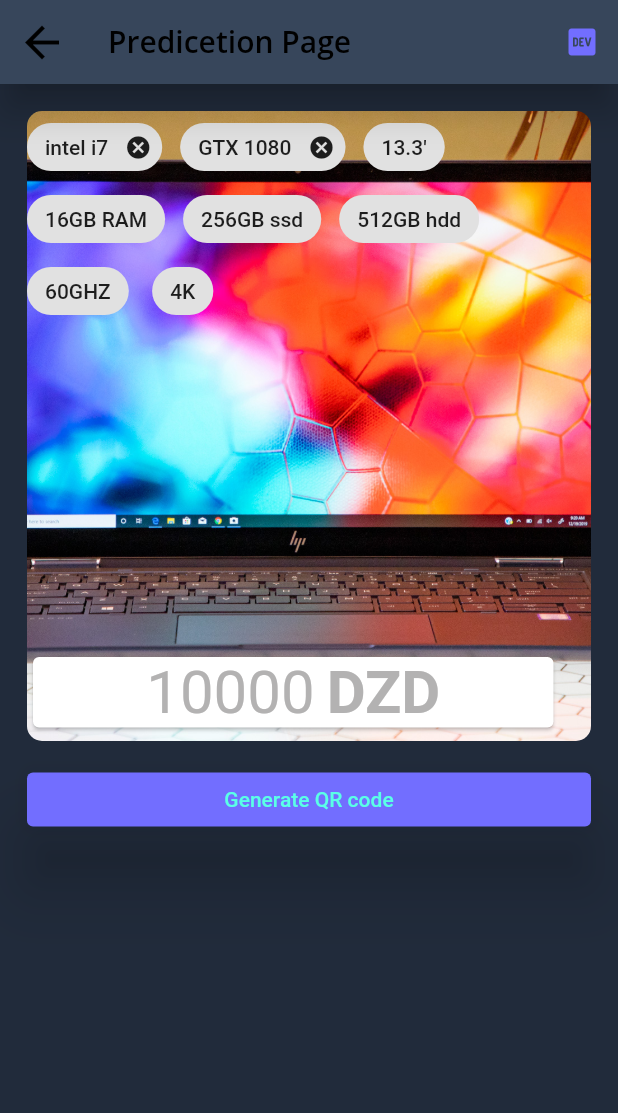
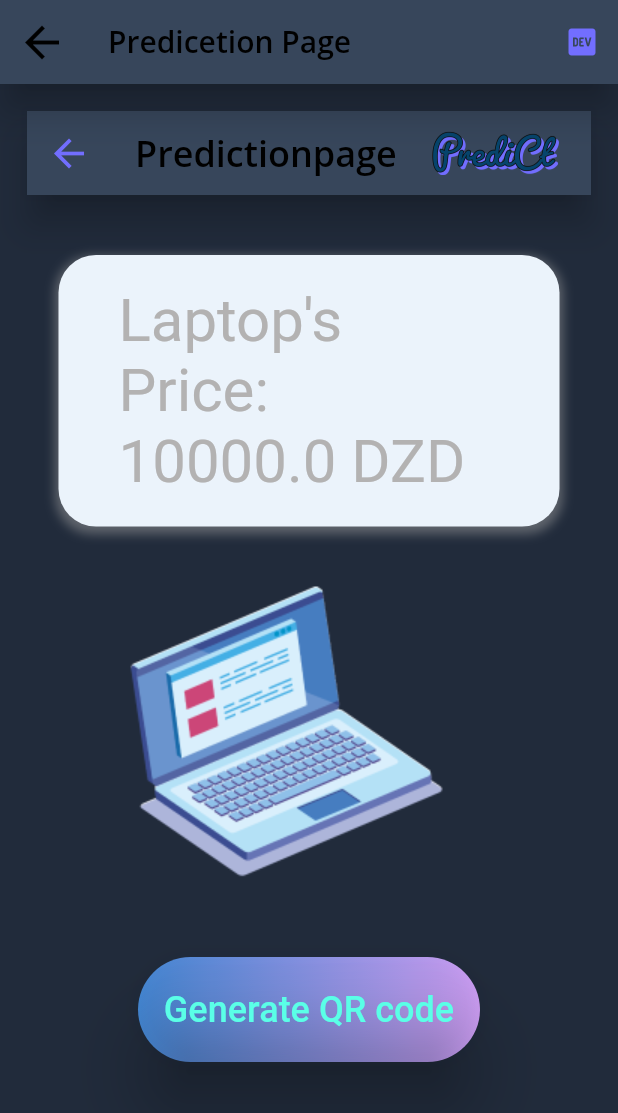
Before and after one commit to halladj/Predict, a Flutter app: the Prediction screen opened by its route, on a phone screen of 412 x 824 dp. Shown: the top 1113 px of the screen. Run offline on Flutter 3.47's test engine with Material 2 defaults, Android fonts, the light colour scheme and no system bars; our stand-ins replace bloc, dio, equatable, flutter_bloc, flutter_hex_color, flutter_hooks and 6 more; missing offline and left inert: flow_builder, qr_code_scanner; accounts and stored records are empty; statements that could not run were skipped.

Commit message:
fully working predictions + predition page is good now

```diff
--- a/lib/components/prediction_card.dart
+++ b/lib/components/prediction_card.dart
@@ -1,143 +1,97 @@
 import "package:flutter/material.dart";
+import 'package:flutter_hex_color/flutter_hex_color.dart';
 import 'package:proto/components/components.dart';
 import "package:proto/prediction_form/model/pc.model.dart";
 
 class PredictionCard extends StatelessWidget {
   const PredictionCard({Key? key, required this.price}) : super(key: key);
-  final int price;
+  final double price;
 
   @override
   Widget build(BuildContext context) {
     return SingleChildScrollView(
-      child: ListView(shrinkWrap: true, children: [
-        Container(
-          constraints: const BoxConstraints.expand(
-            width: 350,
-            height: 420,
+      child: Column(
+          mainAxisAlignment: MainAxisAlignment.spaceAround,
+          crossAxisAlignment: CrossAxisAlignment.center,
+          children: [
+            AppBar(
+              leading: IconButton(
+                  icon: const Icon(Icons.arrow_back, size: 30),
+                  onPressed: () {
+                    Navigator.pushReplacementNamed(context, "/");
+                  }),
+              title:
+                  const Text("Predictionpage", style: TextStyle(fontSize: 24)),
+              actions: [
+                Padding(
+                  padding: EdgeInsets.fromLTRB(0, 0, 20, 0),
+                  child: Tab(
+                    icon: Image.asset(
+                      "assets/logo3.png",
+                      width: 90,
+                      height: 90,
                     ),
-          decoration: const BoxDecoration(
-            image: DecorationImage(
-                image: AssetImage("assets/pc.jpeg"), fit: BoxFit.cover),
-            borderRadius: BorderRadius.all(Radius.circular(10.0)),
                   ),
-          child: Stack(
-            children: [
-              //add dark overlay boxDecoratoin
-              Container(
-                decoration: const BoxDecoration(
-                    //color: Colors.black.withOpacity(0.6),
-                    borderRadius: BorderRadius.all(Radius.circular(10.0))),
-              ),
-              //add container ,column, icon and text
-
-              //add widget with chip widget
-              //Center(
-              //child:
-              Wrap(
-                alignment: WrapAlignment.start,
-                spacing: 12,
-                children: [
-                  Chip(
-                    label: const Text(
-                      "intel i7",
-                      //style: FooderlichTheme.darkTextTheme.bodyText1,
-                    ),
-                    backgroundColor: Colors.black.withOpacity(0.1),
-                    onDeleted: () {
-                      print("deleted");
-                    },
-                  ),
-                  Chip(
-                    label: const Text(
-                      "GTX 1080",
-                      //style: FooderlichTheme.darkTextTheme.bodyText1,
-                    ),
-                    backgroundColor: Colors.black.withOpacity(0.1),
-                    onDeleted: () {
-                      print("deleted");
-                    },
-                  ),
-                  Chip(
-                    label: const Text(
-                      "13.3'",
-                      //style: FooderlichTheme.darkTextTheme.bodyText1,
-                    ),
-                    backgroundColor: Colors.black.withOpacity(0.1),
-                  ),
-                  Chip(
-                    label: const Text(
-                      "16GB RAM",
-                      //style: FooderlichTheme.darkTextTheme.bodyText1,
-                    ),
-                    backgroundColor: Colors.black.withOpacity(0.1),
-                  ),
-                  Chip(
-                    label: const Text(
-                      "256GB ssd",
-                      //style: FooderlichTheme.darkTextTheme.bodyText1,
-                    ),
-                    backgroundColor: Colors.black.withOpacity(0.1),
-                  ),
-                  Chip(
-                    label: const Text(
-                      "512GB hdd",
-                      //style: FooderlichTheme.darkTextTheme.bodyText1,
-                    ),
-                    backgroundColor: Colors.black.withOpacity(0.1),
-                  ),
-                  Chip(
-                    label: const Text(
-                      "60GHZ",
-                      //style: FooderlichTheme.darkTextTheme.bodyText1,
-                    ),
-                    backgroundColor: Colors.black.withOpacity(0.1),
-                  ),
-                  Chip(
-                    label: const Text(
-                      "4K",
-                      //style: FooderlichTheme.darkTextTheme.bodyText1,
-                    ),
-                    backgroundColor: Colors.black.withOpacity(0.1),
                 ),
               ],
             ),
-              //),
-              Positioned(
-                width: 355,
-                child: Card(
-                  child: Row(
-                    mainAxisAlignment: MainAxisAlignment.center,
+            Padding(
+              padding: const EdgeInsets.symmetric(vertical: 40, horizontal: 0),
+              child: Column(
                 children: [
-                      Text(
-                        price.toString(),
-                        style: TextStyle(fontSize: 40.0),
+                  Container(
+                      constraints: const BoxConstraints(minHeight: 160),
+                      margin: const EdgeInsets.fromLTRB(21, 0, 21, 0),
+                      decoration: BoxDecoration(
+                        boxShadow: [
+                          BoxShadow(
+                            color: Colors.grey.withOpacity(0.5),
+                            spreadRadius: 2,
+                            blurRadius: 5,
+                            offset: const Offset(
+                                0, 3), // changes position of shadow
                           ),
-                      const SizedBox(
-                        width: 8.0,
+                        ],
+                        color: HexColor("#ebf3fb"),
+                        borderRadius: BorderRadius.circular(25.0),
                       ),
-                      const Text(
-                        "DZD",
-                        style: TextStyle(
-                            fontSize: 40.0, fontWeight: FontWeight.bold),
-                      )
-                    ],
-                  ),
-                ),
-                bottom: 5,
-              )
-            ],
-          ),
-        ),
-        const SizedBox(
-          height: 15,
-        ),
-        ElevatedButton(
+                      child: Padding(
+                        padding: const EdgeInsets.fromLTRB(40, 20, 40, 20),
+                        child: Text("Laptop's Price: \n${price.toString()} DZD",
+                            style: const TextStyle(fontSize: 40)),
+                      )),
+                  const Image(image: AssetImage("assets/laptop2.png")),
+                  const SizedBox(height: 20),
+                  Container(
+                    width: 228,
+                    height: 70,
+                    decoration: BoxDecoration(
+                        borderRadius:
+                            const BorderRadius.all(Radius.circular(80)),
+                        gradient: LinearGradient(colors: [
+                          HexColor("#4589D7"),
+                          HexColor("#D0A0F7")
+                        ])),
+                    child: ElevatedButton(
+                        style: ButtonStyle(
+                            backgroundColor: MaterialStateProperty.all<Color>(
+                                Colors.transparent),
+                            shape: MaterialStateProperty.all<
+                                RoundedRectangleBorder>(RoundedRectangleBorder(
+                              borderRadius: BorderRadius.circular(80.0),
+                            ))),
                         onPressed: () {
                           Navigator.pushNamed(context, "/generatedQR");
                         },
-            child: const Text("Generate QR code"))
+                        child: const Text(
+                          "Generate QR code",
+                          style: TextStyle(fontSize: 24),
+                        )),
+                  ),
+                ],
+              ),
+            )
           ]),
     );
-    ;
   }
 }
--- a/lib/prediction_form/prediction_form.dart
+++ b/lib/prediction_form/prediction_form.dart
@@ -15,11 +15,11 @@ class PredictionForm extends HookWidget {
     // react_hooks TO HANDLE THE PC STATE << Trust Me its way better>>
     //you delare a varaible with flutter_hooks  vai "useVariable_name"
     final _pcInfo = useState<dynamic>(const PcInfo());
-    final price = useState<int>(0);
+    final price = useState<double>(0);
 
     return SingleChildScrollView(
       child: Container(
-        padding: const EdgeInsets.all(8.0),
+        padding: const EdgeInsets.all(0),
         alignment: Alignment.center,
         child: _pcInfo.value == const PcInfo()
             ? Column(
@@ -100,9 +100,10 @@ class OnboardingFlow extends StatelessWidget {
 
 getPrice(PcInfo data) async {
   try {
-    var response =
-        await Dio().post('http://192.168.1.18:3000', data: data.toJson());
-    return response.data['price'];
+    var response = await Dio().post('http://192.168.1.18:3000/result',
+        data: data.toJson(),
+        options: Options(contentType: Headers.jsonContentType));
+    return double.parse(response.data['price']);
   } catch (e) {
     print(e);
   }
--- a/lib/screens/hub.dart
+++ b/lib/screens/hub.dart
@@ -13,7 +13,7 @@ class Hub extends StatelessWidget {
   @override
   Widget build(BuildContext context) {
     return Padding(
-      padding: const EdgeInsets.all(18.0),
+      padding: const EdgeInsets.all(0),
       child: Center(
         child: ListView(
           //mainAxisAlignment: MainAxisAlignment.center,
```
Lines whose indentation alone changed are shown as unchanged.
